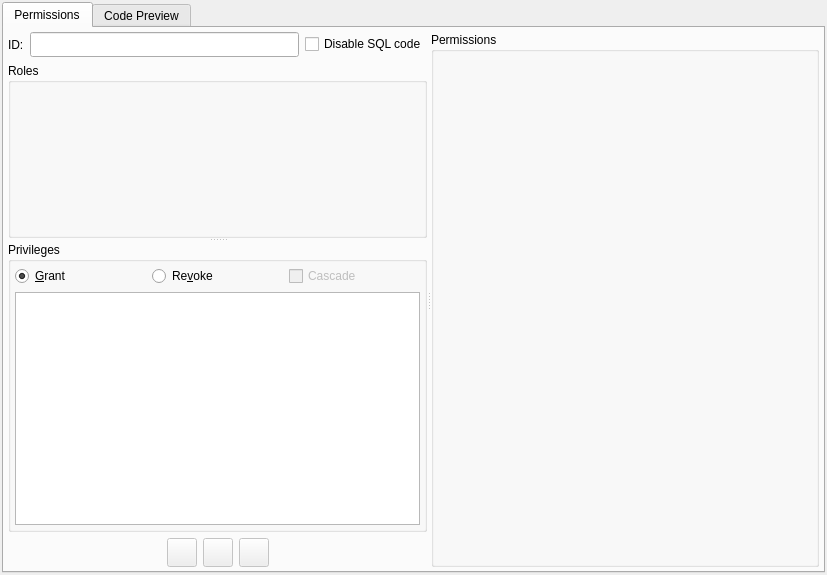
Above: libs/libgui/ui/dbobjects/permissionwidget.ui from pgmodeler/pgmodeler before the change. Below: the same form after it.
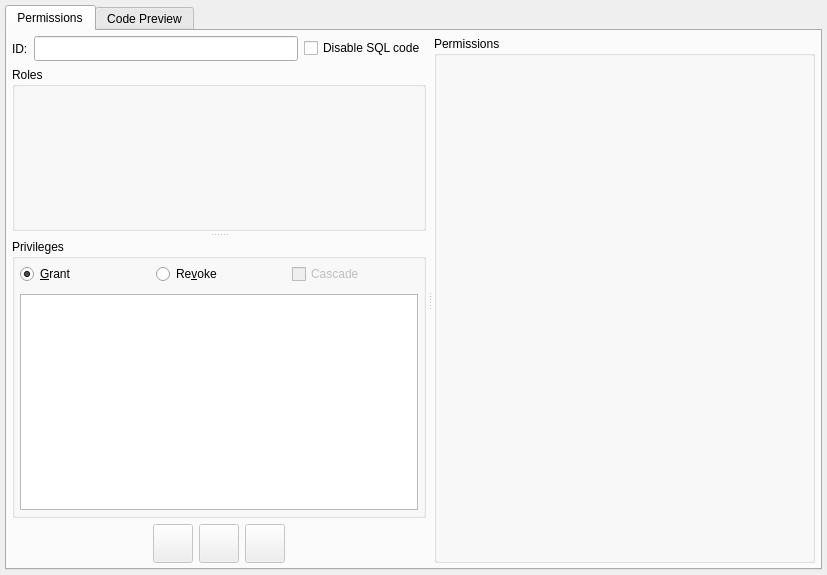
That is the form after the change. Icons and pictures are not drawn.

```diff
--- a/libs/libgui/ui/dbobjects/permissionwidget.ui
+++ b/libs/libgui/ui/dbobjects/permissionwidget.ui
@@ -27,19 +27,19 @@
   </property>
   <layout class="QGridLayout" name="permission_grid">
    <property name="leftMargin">
-    <number>2</number>
+    <number>5</number>
    </property>
    <property name="topMargin">
-    <number>2</number>
+    <number>5</number>
    </property>
    <property name="rightMargin">
-    <number>2</number>
+    <number>5</number>
    </property>
    <property name="bottomMargin">
-    <number>2</number>
+    <number>5</number>
    </property>
    <property name="spacing">
-    <number>6</number>
+    <number>10</number>
    </property>
    <item row="0" column="0">
     <widget class="QTabWidget" name="tabWidget">
@@ -52,22 +52,25 @@
       </attribute>
       <layout class="QGridLayout" name="gridLayout_2">
        <property name="leftMargin">
-        <number>4</number>
+        <number>5</number>
        </property>
        <property name="topMargin">
-        <number>4</number>
+        <number>5</number>
        </property>
        <property name="rightMargin">
-        <number>4</number>
+        <number>5</number>
        </property>
        <property name="bottomMargin">
-        <number>4</number>
+        <number>5</number>
        </property>
        <item row="0" column="0">
         <widget class="QSplitter" name="splitter_2">
          <property name="orientation">
           <enum>Qt::Horizontal</enum>
          </property>
+         <property name="handleWidth">
+          <number>8</number>
+         </property>
          <widget class="QWidget" name="layoutWidget">
           <layout class="QVBoxLayout" name="verticalLayout">
            <item>
@@ -129,6 +132,9 @@
              <property name="orientation">
               <enum>Qt::Vertical</enum>
              </property>
+             <property name="handleWidth">
+              <number>8</number>
+             </property>
              <widget class="QGroupBox" name="roles_gb">
               <property name="sizePolicy">
                <sizepolicy hsizetype="Expanding" vsizetype="Preferred">
@@ -176,19 +182,19 @@
               </property>
               <layout class="QGridLayout" name="gridLayout">
                <property name="leftMargin">
-                <number>4</number>
+                <number>5</number>
                </property>
                <property name="topMargin">
-                <number>4</number>
+                <number>5</number>
                </property>
                <property name="rightMargin">
-                <number>4</number>
+                <number>5</number>
                </property>
                <property name="bottomMargin">
-                <number>4</number>
+                <number>5</number>
                </property>
                <property name="spacing">
-                <number>6</number>
+                <number>10</number>
                </property>
                <item row="0" column="0">
                 <widget class="QRadioButton" name="grant_rb">
@@ -291,8 +297,8 @@
                </property>
                <property name="iconSize">
                 <size>
-                 <width>22</width>
-                 <height>22</height>
+                 <width>32</width>
+                 <height>32</height>
                 </size>
                </property>
               </widget>
@@ -320,8 +326,8 @@
                </property>
                <property name="iconSize">
                 <size>
-                 <width>22</width>
-                 <height>22</height>
+                 <width>32</width>
+                 <height>32</height>
                 </size>
                </property>
               </widget>
@@ -349,8 +355,8 @@
                </property>
                <property name="iconSize">
                 <size>
-                 <width>22</width>
-                 <height>22</height>
+                 <width>32</width>
+                 <height>32</height>
                 </size>
                </property>
               </widget>
@@ -405,16 +411,16 @@
       </attribute>
       <layout class="QGridLayout" name="gridLayout_3">
        <property name="leftMargin">
-        <number>4</number>
+        <number>5</number>
        </property>
        <property name="topMargin">
-        <number>4</number>
+        <number>5</number>
        </property>
        <property name="rightMargin">
-        <number>4</number>
+        <number>5</number>
        </property>
        <property name="bottomMargin">
-        <number>4</number>
+        <number>5</number>
        </property>
        <item row="0" column="0">
         <widget class="QPlainTextEdit" name="code_txt">
```
Left out of the diff: 2 changed lines with no effect on the pictures.
